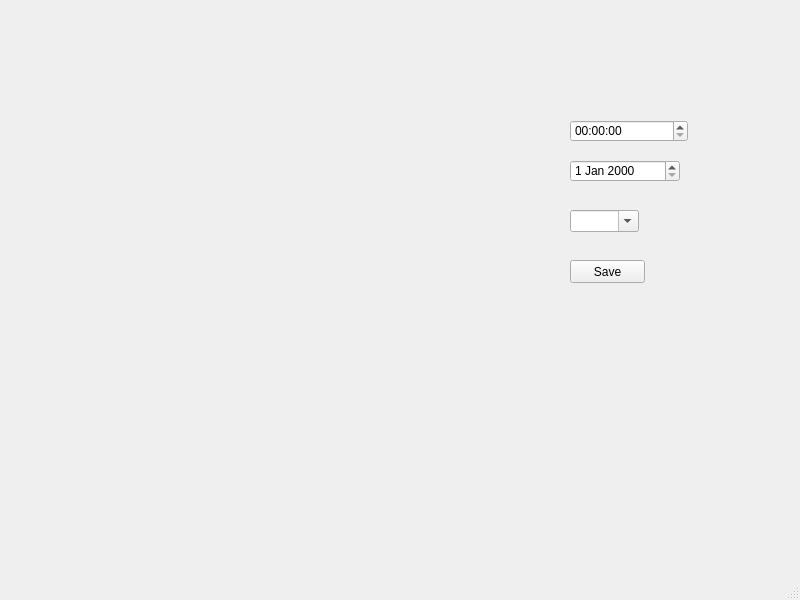
Old version of the form test_prototype/test_ui.ui in the repository yurii-bel/project_2021.
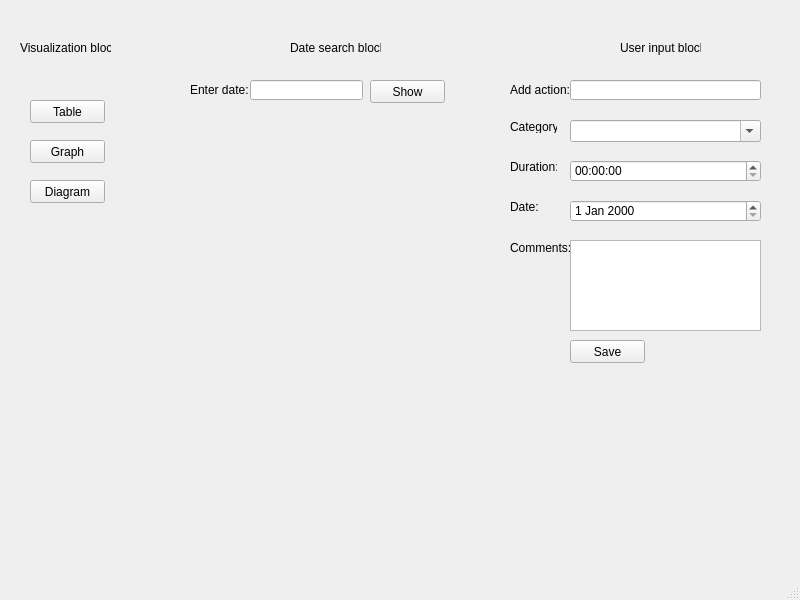
New version of the form.

Patch:
```diff
--- a/test_prototype/test_ui.ui
+++ b/test_prototype/test_ui.ui
@@ -18,8 +18,8 @@
     <property name="geometry">
      <rect>
       <x>570</x>
-      <y>160</y>
-      <width>110</width>
+      <y>200</y>
+      <width>191</width>
       <height>22</height>
      </rect>
     </property>
@@ -28,8 +28,8 @@
     <property name="geometry">
      <rect>
       <x>570</x>
-      <y>120</y>
-      <width>118</width>
+      <y>160</y>
+      <width>191</width>
       <height>22</height>
      </rect>
     </property>
@@ -38,8 +38,8 @@
     <property name="geometry">
      <rect>
       <x>570</x>
-      <y>210</y>
-      <width>69</width>
+      <y>120</y>
+      <width>191</width>
       <height>22</height>
      </rect>
     </property>
@@ -51,7 +51,7 @@
     <property name="geometry">
      <rect>
       <x>570</x>
-      <y>260</y>
+      <y>340</y>
       <width>75</width>
       <height>23</height>
      </rect>
@@ -63,14 +63,225 @@
    <widget class="QLabel" name="main_label">
     <property name="geometry">
      <rect>
-      <x>200</x>
-      <y>90</y>
-      <width>321</width>
-      <height>231</height>
+      <x>180</x>
+      <y>130</y>
+      <width>301</width>
+      <height>181</height>
      </rect>
     </property>
+    <property name="autoFillBackground">
+     <bool>false</bool>
+    </property>
+    <property name="lineWidth">
+     <number>1</number>
+    </property>
     <property name="text">
      <string/>
+    </property>
+    <property name="wordWrap">
+     <bool>true</bool>
+    </property>
+   </widget>
+   <widget class="QLineEdit" name="lineEdit">
+    <property name="geometry">
+     <rect>
+      <x>570</x>
+      <y>80</y>
+      <width>191</width>
+      <height>20</height>
+     </rect>
+    </property>
+   </widget>
+   <widget class="QTextEdit" name="textEdit">
+    <property name="geometry">
+     <rect>
+      <x>570</x>
+      <y>240</y>
+      <width>191</width>
+      <height>91</height>
+     </rect>
+    </property>
+   </widget>
+   <widget class="QPushButton" name="pushButton">
+    <property name="geometry">
+     <rect>
+      <x>30</x>
+      <y>100</y>
+      <width>75</width>
+      <height>23</height>
+     </rect>
+    </property>
+    <property name="text">
+     <string>Table</string>
+    </property>
+   </widget>
+   <widget class="QPushButton" name="pushButton_2">
+    <property name="geometry">
+     <rect>
+      <x>30</x>
+      <y>140</y>
+      <width>75</width>
+      <height>23</height>
+     </rect>
+    </property>
+    <property name="text">
+     <string>Graph</string>
+    </property>
+   </widget>
+   <widget class="QPushButton" name="pushButton_3">
+    <property name="geometry">
+     <rect>
+      <x>30</x>
+      <y>180</y>
+      <width>75</width>
+      <height>23</height>
+     </rect>
+    </property>
+    <property name="text">
+     <string>Diagram</string>
+    </property>
+   </widget>
+   <widget class="QLineEdit" name="lineEdit_2">
+    <property name="geometry">
+     <rect>
+      <x>250</x>
+      <y>80</y>
+      <width>113</width>
+      <height>20</height>
+     </rect>
+    </property>
+    <property name="text">
+     <string/>
+    </property>
+   </widget>
+   <widget class="QPushButton" name="pushButton_4">
+    <property name="geometry">
+     <rect>
+      <x>370</x>
+      <y>80</y>
+      <width>75</width>
+      <height>23</height>
+     </rect>
+    </property>
+    <property name="text">
+     <string>Show</string>
+    </property>
+   </widget>
+   <widget class="QLabel" name="label">
+    <property name="geometry">
+     <rect>
+      <x>510</x>
+      <y>80</y>
+      <width>61</width>
+      <height>20</height>
+     </rect>
+    </property>
+    <property name="text">
+     <string>Add action:</string>
+    </property>
+   </widget>
+   <widget class="QLabel" name="label_2">
+    <property name="geometry">
+     <rect>
+      <x>510</x>
+      <y>120</y>
+      <width>47</width>
+      <height>13</height>
+     </rect>
+    </property>
+    <property name="text">
+     <string>Category:</string>
+    </property>
+   </widget>
+   <widget class="QLabel" name="label_3">
+    <property name="geometry">
+     <rect>
+      <x>510</x>
+      <y>160</y>
+      <width>47</width>
+      <height>13</height>
+     </rect>
+    </property>
+    <property name="text">
+     <string>Duration:</string>
+    </property>
+   </widget>
+   <widget class="QLabel" name="label_4">
+    <property name="geometry">
+     <rect>
+      <x>510</x>
+      <y>200</y>
+      <width>47</width>
+      <height>13</height>
+     </rect>
+    </property>
+    <property name="text">
+     <string>Date:</string>
+    </property>
+   </widget>
+   <widget class="QLabel" name="label_5">
+    <property name="geometry">
+     <rect>
+      <x>510</x>
+      <y>240</y>
+      <width>61</width>
+      <height>16</height>
+     </rect>
+    </property>
+    <property name="text">
+     <string>Comments:</string>
+    </property>
+   </widget>
+   <widget class="QLabel" name="label_6">
+    <property name="geometry">
+     <rect>
+      <x>190</x>
+      <y>80</y>
+      <width>61</width>
+      <height>20</height>
+     </rect>
+    </property>
+    <property name="text">
+     <string>Enter date:</string>
+    </property>
+   </widget>
+   <widget class="QLabel" name="label_7">
+    <property name="geometry">
+     <rect>
+      <x>620</x>
+      <y>40</y>
+      <width>81</width>
+      <height>16</height>
+     </rect>
+    </property>
+    <property name="text">
+     <string>User input block</string>
+    </property>
+   </widget>
+   <widget class="QLabel" name="label_8">
+    <property name="geometry">
+     <rect>
+      <x>20</x>
+      <y>40</y>
+      <width>91</width>
+      <height>16</height>
+     </rect>
+    </property>
+    <property name="text">
+     <string>Visualization block</string>
+    </property>
+   </widget>
+   <widget class="QLabel" name="label_9">
+    <property name="geometry">
+     <rect>
+      <x>290</x>
+      <y>40</y>
+      <width>91</width>
+      <height>16</height>
+     </rect>
+    </property>
+    <property name="text">
+     <string>Date search block</string>
     </property>
    </widget>
   </widget>
```
